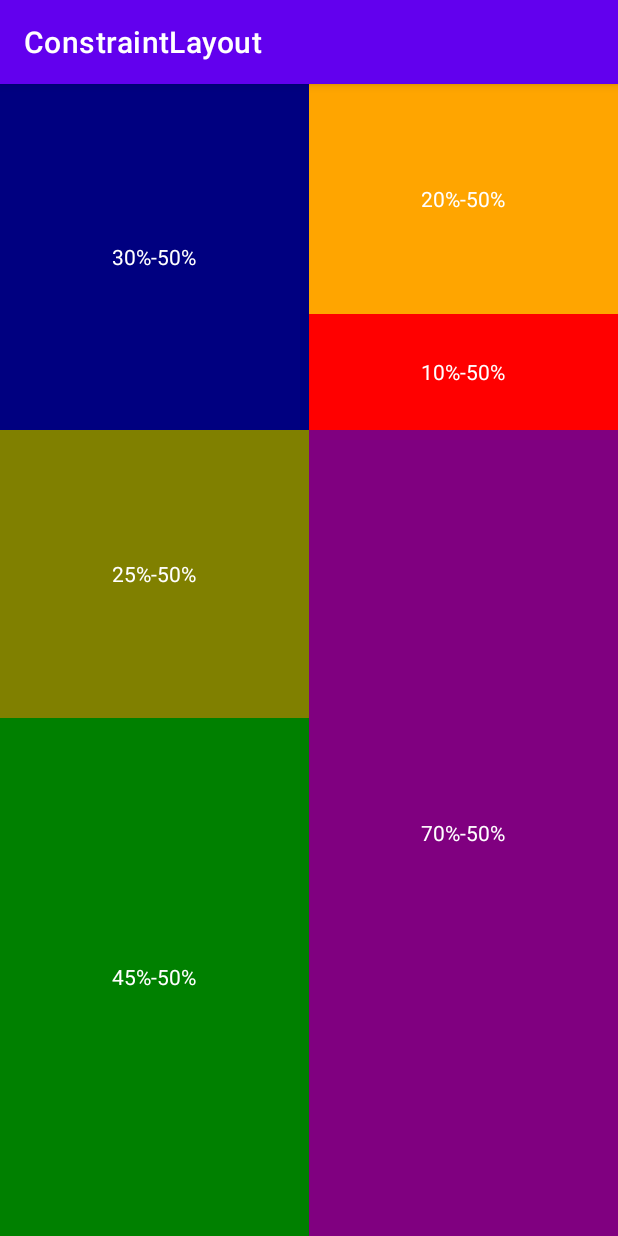
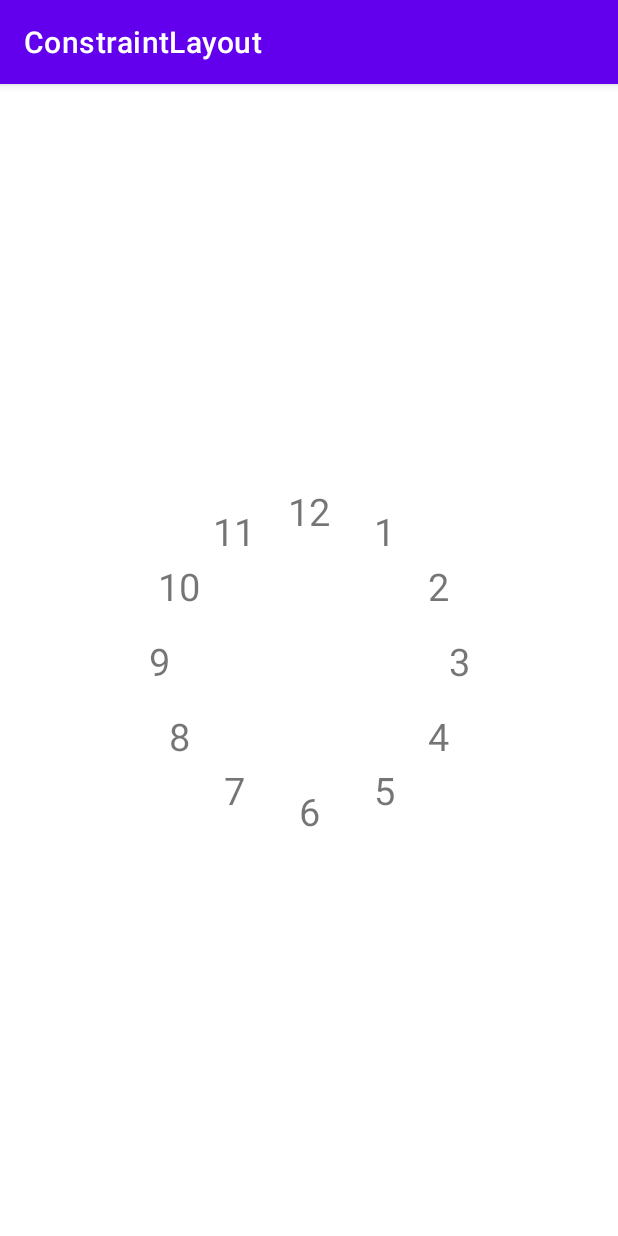
Before and after one commit to jaumesala5/ConstraintLayout, an Android app: the screen it shows after launch (MainActivity), on a phone screen of 412 x 824 dp. Run offline under Robolectric (Android 15) with nearby library versions, the phone set to English and light mode, and no system bars.

Commit message:
Exercici3

```diff
--- a/app/src/main/res/layout/activity_main.xml
+++ b/app/src/main/res/layout/activity_main.xml
@@ -6,80 +6,157 @@
     android:layout_height="match_parent">
 
     <TextView
-        android:id="@+id/tv1"
-        android:layout_width="0dp"
-        android:layout_height="0dp"
+        android:id="@+id/punt"
+        android:layout_width="wrap_content"
+        android:layout_height="wrap_content"
+        app:layout_constraintBottom_toBottomOf="parent"
+        app:layout_constraintEnd_toEndOf="parent"
         app:layout_constraintStart_toStartOf="parent"
-        app:layout_constraintTop_toTopOf="parent"
-        app:layout_constraintHeight_percent="0.3"
-        app:layout_constraintWidth_percent="0.5"
-        android:text="30%-50%"
-        android:gravity="center"
-        android:textColor="@color/white"
-        android:background="@color/colorNavy"/>
+        app:layout_constraintTop_toTopOf="parent" />
+
 
     <TextView
-        android:id="@+id/tv2"
-        android:layout_width="0dp"
-        android:layout_height="0dp"
+        android:layout_width="wrap_content"
+        android:layout_height="wrap_content"
+        android:text="1"
+        android:textSize="25sp"
+        app:layout_constraintBottom_toTopOf="@+id/punt"
+        app:layout_constraintCircle="@id/punt"
+        app:layout_constraintCircleAngle="30"
+        app:layout_constraintCircleRadius="100dp"
         app:layout_constraintStart_toStartOf="parent"
-        app:layout_constraintTop_toBottomOf="@+id/tv1"
-        app:layout_constraintHeight_percent="0.25"
-        app:layout_constraintWidth_percent="0.5"
-        android:text="25%-50%"
-        android:gravity="center"
-        android:textColor="@color/white"
-        android:background="@color/colorOlive"/>
+        />
 
     <TextView
-        android:id="@+id/tv3"
-        android:layout_width="0dp"
-        android:layout_height="0dp"
+        android:layout_width="wrap_content"
+        android:layout_height="wrap_content"
+        android:text="2"
+        android:textSize="25sp"
+        app:layout_constraintBottom_toTopOf="@+id/punt"
+        app:layout_constraintCircle="@id/punt"
+        app:layout_constraintCircleAngle="60"
+        app:layout_constraintCircleRadius="100dp"
         app:layout_constraintStart_toStartOf="parent"
-        app:layout_constraintTop_toBottomOf="@+id/tv2"
-        app:layout_constraintWidth_percent="0.5"
-        app:layout_constraintHeight_percent="0.45"
-        android:text="45%-50%"
-        android:gravity="center"
-        android:textColor="@color/white"
-        android:background="@color/colorGreen"/>
+        />
 
     <TextView
-        android:id="@+id/tv4"
-        android:layout_width="0dp"
-        android:layout_height="0dp"
-        app:layout_constraintEnd_toEndOf="parent"
-        app:layout_constraintTop_toTopOf="parent"
-        app:layout_constraintWidth_percent="0.5"
-        app:layout_constraintHeight_percent="0.2"
-        android:text="20%-50%"
-        android:gravity="center"
-        android:textColor="@color/white"
-        android:background="@color/colorOrange"/>
+        android:layout_width="wrap_content"
+        android:layout_height="wrap_content"
+        android:text="3"
+        android:textSize="25sp"
+        app:layout_constraintBottom_toTopOf="@+id/punt"
+        app:layout_constraintCircle="@id/punt"
+        app:layout_constraintCircleAngle="90"
+        app:layout_constraintCircleRadius="100dp"
+        app:layout_constraintStart_toStartOf="parent"
+        />
 
     <TextView
-        android:id="@+id/tv5"
-        android:layout_width="0dp"
-        android:layout_height="0dp"
-        app:layout_constraintEnd_toEndOf="parent"
-        app:layout_constraintTop_toBottomOf="@+id/tv4"
-        app:layout_constraintWidth_percent="0.5"
-        app:layout_constraintHeight_percent="0.1"
-        android:text="10%-50%"
-        android:gravity="center"
-        android:textColor="@color/white"
-        android:background="@color/colorRed"/>
+        android:layout_width="wrap_content"
+        android:layout_height="wrap_content"
+        android:text="4"
+        android:textSize="25sp"
+        app:layout_constraintBottom_toTopOf="@+id/punt"
+        app:layout_constraintCircle="@id/punt"
+        app:layout_constraintCircleAngle="120"
+        app:layout_constraintCircleRadius="100dp"
+        app:layout_constraintStart_toStartOf="parent"
+        />
 
     <TextView
-        android:id="@+id/tv6"
-        android:layout_width="0dp"
-        android:layout_height="0dp"
-        app:layout_constraintEnd_toEndOf="parent"
-        app:layout_constraintTop_toBottomOf="@+id/tv5"
-        app:layout_constraintWidth_percent="0.5"
-        app:layout_constraintHeight_percent="0.7"
-        android:text="70%-50%"
-        android:gravity="center"
-        android:textColor="@color/white"
-        android:background="@color/colorPurple"/>
+        android:layout_width="wrap_content"
+        android:layout_height="wrap_content"
+        android:text="5"
+        android:textSize="25sp"
+        app:layout_constraintBottom_toTopOf="@+id/punt"
+        app:layout_constraintCircle="@id/punt"
+        app:layout_constraintCircleAngle="150"
+        app:layout_constraintCircleRadius="100dp"
+        app:layout_constraintStart_toStartOf="parent"
+        />
+
+    <TextView
+        android:layout_width="wrap_content"
+        android:layout_height="wrap_content"
+        android:text="6"
+        android:textSize="25sp"
+        app:layout_constraintBottom_toTopOf="@+id/punt"
+        app:layout_constraintCircle="@id/punt"
+        app:layout_constraintCircleAngle="180"
+        app:layout_constraintCircleRadius="100dp"
+        app:layout_constraintStart_toStartOf="parent"
+        />
+
+    <TextView
+        android:layout_width="wrap_content"
+        android:layout_height="wrap_content"
+        android:text="7"
+        android:textSize="25sp"
+        app:layout_constraintBottom_toTopOf="@+id/punt"
+        app:layout_constraintCircle="@id/punt"
+        app:layout_constraintCircleAngle="210"
+        app:layout_constraintCircleRadius="100dp"
+        app:layout_constraintStart_toStartOf="parent"
+        />
+
+    <TextView
+        android:layout_width="wrap_content"
+        android:layout_height="wrap_content"
+        android:text="8"
+        android:textSize="25sp"
+        app:layout_constraintBottom_toTopOf="@+id/punt"
+        app:layout_constraintCircle="@id/punt"
+        app:layout_constraintCircleAngle="240"
+        app:layout_constraintCircleRadius="100dp"
+        app:layout_constraintStart_toStartOf="parent"
+        />
+
+    <TextView
+        android:layout_width="wrap_content"
+        android:layout_height="wrap_content"
+        android:text="9"
+        android:textSize="25sp"
+        app:layout_constraintBottom_toTopOf="@+id/punt"
+        app:layout_constraintCircle="@id/punt"
+        app:layout_constraintCircleAngle="270"
+        app:layout_constraintCircleRadius="100dp"
+        app:layout_constraintStart_toStartOf="parent"
+        />
+
+    <TextView
+        android:layout_width="wrap_content"
+        android:layout_height="wrap_content"
+        android:text="10"
+        android:textSize="25sp"
+        app:layout_constraintBottom_toTopOf="@+id/punt"
+        app:layout_constraintCircle="@id/punt"
+        app:layout_constraintCircleAngle="300"
+        app:layout_constraintCircleRadius="100dp"
+        app:layout_constraintStart_toStartOf="parent"
+        />
+
+    <TextView
+        android:layout_width="wrap_content"
+        android:layout_height="wrap_content"
+        android:text="11"
+        android:textSize="25sp"
+        app:layout_constraintBottom_toTopOf="@+id/punt"
+        app:layout_constraintCircle="@id/punt"
+        app:layout_constraintCircleAngle="330"
+        app:layout_constraintCircleRadius="100dp"
+        app:layout_constraintStart_toStartOf="parent"
+        />
+    <TextView
+        android:layout_width="wrap_content"
+        android:layout_height="wrap_content"
+        android:text="12"
+        android:textSize="25sp"
+        app:layout_constraintBottom_toTopOf="@+id/punt"
+        app:layout_constraintCircle="@id/punt"
+        app:layout_constraintCircleAngle="0"
+        app:layout_constraintCircleRadius="100dp"
+        app:layout_constraintStart_toStartOf="parent"
+    />
+
+
 </androidx.constraintlayout.widget.ConstraintLayout>
```
